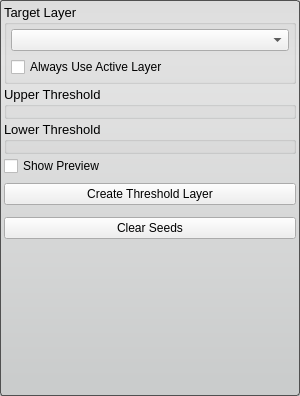
First picture: the form in Interface/ToolInterface/ThresholdToolInterface.ui, repository jessdtate/Seg3D, before the edit.
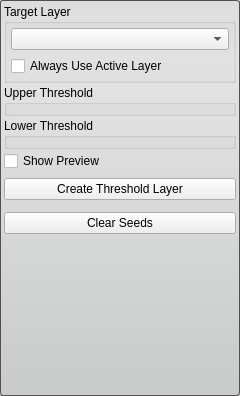
Second picture: the form after the edit. Custom widgets are drawn as their Qt base class.

Commit message: updates to all of the tool ui's.  moved adding the sliderspinnercombo's to the .ui files.

```diff
--- a/Interface/ToolInterface/ThresholdToolInterface.ui
+++ b/Interface/ToolInterface/ThresholdToolInterface.ui
@@ -6,7 +6,7 @@
    <rect>
     <x>0</x>
     <y>0</y>
-    <width>300</width>
+    <width>240</width>
     <height>396</height>
    </rect>
   </property>
@@ -52,11 +52,6 @@
    </property>
    <item>
     <widget class="QGroupBox" name="target_groupbox_">
-     <property name="font">
-      <font>
-       <pointsize>10</pointsize>
-      </font>
-     </property>
      <property name="title">
       <string>Target Layer</string>
      </property>
@@ -75,10 +70,28 @@
        </widget>
       </item>
       <item>
-       <widget class="QCheckBox" name="use_active_layer_">
-        <property name="text">
-         <string>Always Use Active Layer</string>
+       <widget class="QWidget" name="widget" native="true">
+        <property name="minimumSize">
+         <size>
+          <width>0</width>
+          <height>20</height>
+         </size>
         </property>
+        <layout class="QHBoxLayout" name="horizontalLayout_2">
+         <property name="spacing">
+          <number>0</number>
+         </property>
+         <property name="margin">
+          <number>0</number>
+         </property>
+         <item>
+          <widget class="QCheckBox" name="use_active_layer_">
+           <property name="text">
+            <string>Always Use Active Layer</string>
+           </property>
+          </widget>
+         </item>
+        </layout>
        </widget>
       </item>
      </layout>
@@ -86,11 +99,6 @@
    </item>
    <item>
     <widget class="QGroupBox" name="groupBox_2">
-     <property name="font">
-      <font>
-       <pointsize>10</pointsize>
-      </font>
-     </property>
      <property name="title">
       <string>Upper Threshold</string>
      </property>
@@ -103,11 +111,6 @@
    </item>
    <item>
     <widget class="QGroupBox" name="groupBox_3">
-     <property name="font">
-      <font>
-       <pointsize>10</pointsize>
-      </font>
-     </property>
      <property name="title">
       <string>Lower Threshold</string>
      </property>
@@ -119,10 +122,28 @@
     </widget>
    </item>
    <item>
-    <widget class="QCheckBox" name="show_preview_checkbox_">
-     <property name="text">
-      <string>Show Preview</string>
+    <widget class="QWidget" name="widget_2" native="true">
+     <property name="minimumSize">
+      <size>
+       <width>0</width>
+       <height>20</height>
+      </size>
      </property>
+     <layout class="QHBoxLayout" name="horizontalLayout_3">
+      <property name="spacing">
+       <number>0</number>
+      </property>
+      <property name="margin">
+       <number>0</number>
+      </property>
+      <item>
+       <widget class="QCheckBox" name="show_preview_checkbox_">
+        <property name="text">
+         <string>Show Preview</string>
+        </property>
+       </widget>
+      </item>
+     </layout>
     </widget>
    </item>
    <item>
@@ -219,6 +240,14 @@
    </item>
   </layout>
  </widget>
+ <customwidgets>
+  <customwidget>
+   <class>QtUtils::QtSliderDoubleCombo</class>
+   <extends>QWidget</extends>
+   <header location="global">QtUtils/Widgets/QtSliderDoubleCombo.h</header>
+   <container>1</container>
+  </customwidget>
+ </customwidgets>
  <resources/>
  <connections/>
 </ui>
```
Left out of the diff: 6 changed lines with no effect on the pictures. The commit also changes 55 other files.
